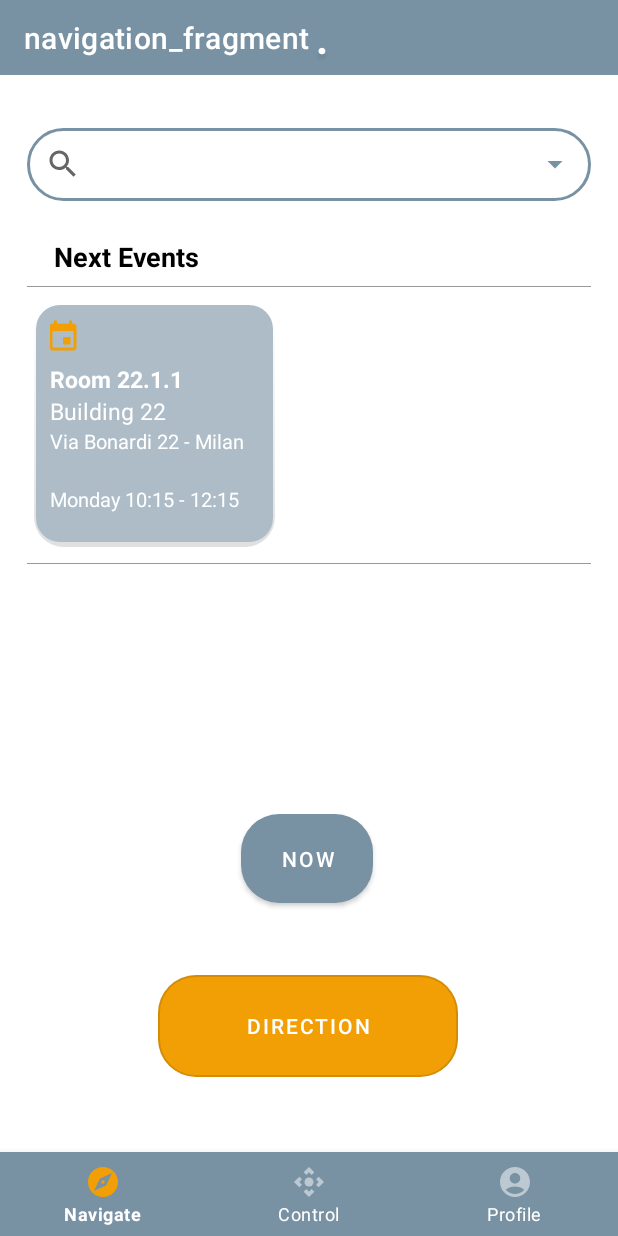
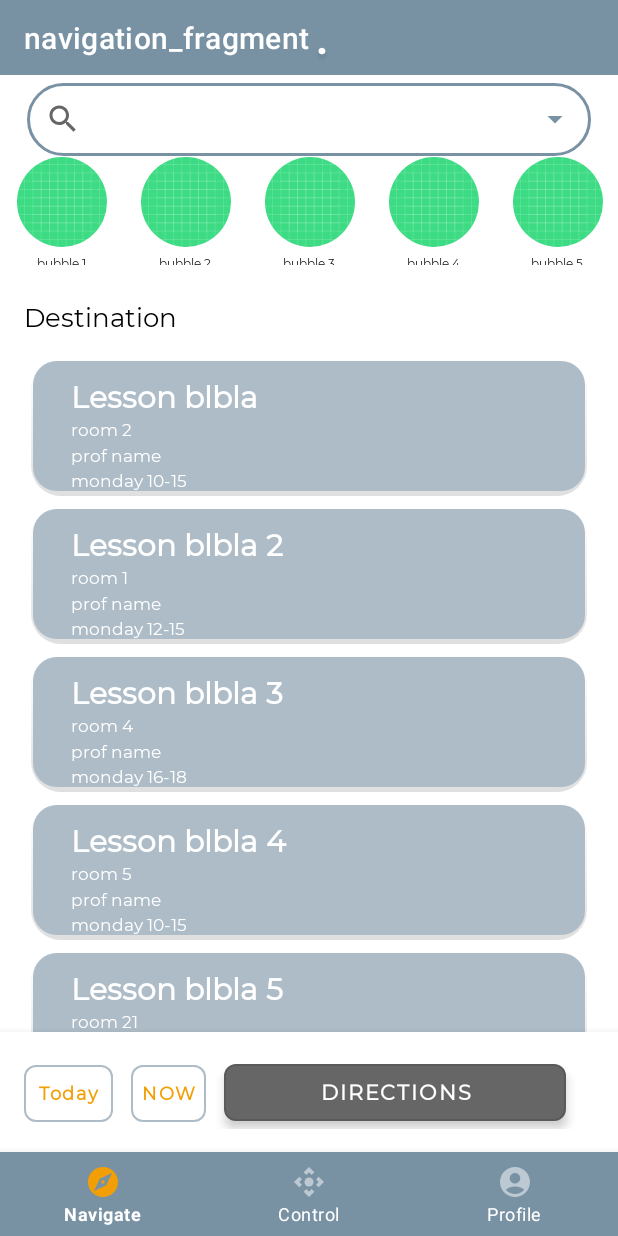
Before and after one commit to edoardesd/smart_parking, an Android app: the screen it shows after launch (MainActivity), on a phone screen of 412 x 824 dp. Run offline under Robolectric (Android 15) with nearby library versions, the phone set to English and light mode, and no system bars; our stand-ins replace CircleImageView, Firebase (no records; nobody signed in at launch, a user with empty details on screens opened directly), data binding, navigation-ui; libraries missing offline, so code that uses them is left out: com.jakewharton.threetenabp, com.squareup.okhttp, org.kodein.di; 4 statements that could not run were skipped.

Commit message:
add bubbles

```diff
--- /dev/null
+++ b/app/src/main/java/com/example/smartparking/ui/parking/navigation/choice/BubbleListAdapter.kt
@@ -0,0 +1,34 @@
+package com.example.smartparking.ui.parking.navigation.choice
+
+import android.view.LayoutInflater
+import android.view.View
+import android.view.ViewGroup
+import android.widget.TextView
+import androidx.recyclerview.widget.RecyclerView
+import com.example.smartparking.R
+
+class BubbleListAdapter(val bubbles: ArrayList<String>) :
+    RecyclerView.Adapter<BubbleListAdapter.ViewHolder>() {
+
+
+    override fun onCreateViewHolder(parent: ViewGroup, viewType: Int): ViewHolder {
+        val view: View = LayoutInflater.from(parent.context).inflate(R.layout.bubble_list, parent, false)
+
+        return ViewHolder(view)
+    }
+
+    override fun onBindViewHolder(holder: ViewHolder, position: Int) {
+        holder.bubbleName.text = bubbles[position]
+    }
+
+    override fun getItemCount() = bubbles.size
+
+
+    class ViewHolder(itemView: View) : RecyclerView.ViewHolder(itemView) {
+        val bubbleName: TextView = itemView.findViewById(R.id.tv_bubble_name)
+    }
+
+
+
+
+}
--- /dev/null
+++ b/app/src/main/java/com/example/smartparking/ui/parking/navigation/choice/LessonListAdapter.kt
@@ -0,0 +1,32 @@
+package com.example.smartparking.ui.parking.navigation.choice
+
+import android.content.Context
+import android.view.LayoutInflater
+import android.view.View
+import android.view.ViewGroup
+import android.widget.ArrayAdapter
+import android.widget.TextView
+import com.example.smartparking.R
+
+class LessonListAdapter (var myContext:Context,
+                         var resources:Int,
+                         var items:List<LessonListModel>):ArrayAdapter<LessonListModel>(myContext,
+                                                                                        resources,
+                                                                                        items) {
+    override fun getView(position: Int, convertView: View?, parent: ViewGroup): View {
+        val layoutInflater:LayoutInflater = LayoutInflater.from(myContext)
+        val view:View = layoutInflater.inflate(resources, null)
+
+        val titleTextView:TextView = view.findViewById(R.id.tv_lesson_name)
+        val descriptionTextView:TextView = view.findViewById(R.id.tv_room_details)
+        val dateTimeTextView:TextView = view.findViewById(R.id.tv_time_details)
+
+        var lessonItem:LessonListModel = items[position]
+
+        titleTextView.text = lessonItem.title
+        descriptionTextView.text = lessonItem.description
+        dateTimeTextView.text = lessonItem.dateTime
+
+        return view
+    }
+}
--- /dev/null
+++ b/app/src/main/java/com/example/smartparking/ui/parking/navigation/choice/LessonListModel.kt
@@ -0,0 +1,5 @@
+package com.example.smartparking.ui.parking.navigation.choice
+
+class LessonListModel (val title:String, val description:String, val dateTime:String) {
+
+}
--- a/app/src/main/java/com/example/smartparking/ui/parking/navigation/choice/NavigationChoiceFragment.kt
+++ b/app/src/main/java/com/example/smartparking/ui/parking/navigation/choice/NavigationChoiceFragment.kt
@@ -10,12 +10,13 @@ import android.util.Log
 import android.view.LayoutInflater
 import android.view.View
 import android.view.ViewGroup
-import android.widget.ArrayAdapter
-import android.widget.Button
-import android.widget.LinearLayout
+import android.widget.*
 import androidx.databinding.DataBindingUtil
 import androidx.fragment.app.viewModels
 import androidx.navigation.Navigation
+import androidx.recyclerview.widget.LinearLayoutManager
+import androidx.recyclerview.widget.OrientationHelper
+import androidx.recyclerview.widget.RecyclerView
 import com.example.smartparking.R
 import com.example.smartparking.data.MyDate
 import com.example.smartparking.data.NavigationDetails
@@ -24,6 +25,7 @@ import com.example.smartparking.internal.LoadingDialog
 import com.example.smartparking.ui.base.ScopedFragment
 import kotlinx.android.synthetic.main.navigation_choice_fragment.*
 import java.util.*
+import kotlin.collections.ArrayList
 
 
 class NavigationChoiceFragment : ScopedFragment() {
@@ -35,6 +37,7 @@ class NavigationChoiceFragment : ScopedFragment() {
     private var timeButton: Button? = null
     private var goButton: Button? = null
     private var eventLayout : View? = null
+    private var listViewLessons : ListView? = null
     private var date = MyDate()
     private var nextEventLocation : String = "Room 22.1.1"
     private var nextEventStartTime = MyDate()
@@ -62,15 +65,43 @@ class NavigationChoiceFragment : ScopedFragment() {
         initGoButton()
         initTextView()
 
-        eventLayout = view?.findViewById(R.id.ll_event)
-        eventLayout?.setOnClickListener {
-            Log.d(TAG, "Next event clicked")
-            tv_auto_complete_text_view.setText(nextEventLocation)
-            selectedIndex = 1
-            nextEventStartTime.hour = 10
-            nextEventStartTime.minutes = 15
-            timeButton!!.setText("${nextEventStartTime.hour}:${nextEventStartTime.minutes}")
+        val bubbles: ArrayList<String> = ArrayList()
+
+        for (i in 1..8){
+            bubbles.add("bubble $i")
         }
+
+        rv_bubbles.layoutManager = LinearLayoutManager(requireContext(), RecyclerView.HORIZONTAL, false)
+        rv_bubbles.adapter = BubbleListAdapter(bubbles)
+
+
+        listViewLessons = view?.findViewById<ListView>(R.id.lv_lessons)
+        var listLesson = mutableListOf<LessonListModel>()
+
+        listLesson.add(LessonListModel("Lesson blbla", "room 2", "monday 10-15"))
+        listLesson.add(LessonListModel("Lesson blbla 2", "room 1", "monday 12-15"))
+        listLesson.add(LessonListModel("Lesson blbla 3", "room 4", "monday 16-18"))
+        listLesson.add(LessonListModel("Lesson blbla 4", "room 5", "monday 10-15"))
+        listLesson.add(LessonListModel("Lesson blbla 5", "room 21", "monday 10-15"))
+        listLesson.add(LessonListModel("Lesson blbla 6", "room 23", "monday 10-15"))
+        listLesson.add(LessonListModel("Lesson blbla 7", "room 45", "monday 10-15"))
+
+
+
+        listViewLessons?.adapter = LessonListAdapter(requireContext(), R.layout.row_lesson, listLesson)
+
+//        listViewLessons?.setOnClickListener{
+//            Log.d(TAG, "list clicked")
+//        }
+//        eventLayout = view?.findViewById(R.id.ll_event)
+//        eventLayout?.setOnClickListener {
+//            Log.d(TAG, "Next event clicked")
+//            tv_auto_complete_text_view.setText(nextEventLocation)
+//            selectedIndex = 1
+//            nextEventStartTime.hour = 10
+//            nextEventStartTime.minutes = 15
+//            timeButton!!.setText("${nextEventStartTime.hour}:${nextEventStartTime.minutes}")
+//        }
     }
 
     private fun initGoButton() {
--- /dev/null
+++ b/app/src/main/res/layout/bubble_list.xml
@@ -0,0 +1,46 @@
+<?xml version="1.0" encoding="utf-8"?>
+<RelativeLayout xmlns:android="http://schemas.android.com/apk/res/android"
+    android:layout_width="wrap_content"
+    android:layout_height="wrap_content"
+    xmlns:app="http://schemas.android.com/apk/res-auto"
+    android:layout_margin="1dp">
+
+    <androidx.cardview.widget.CardView
+        android:layout_width="80dp"
+        android:layout_height="80dp"
+        app:cardElevation="1dp"
+        app:cardMaxElevation="2dp"
+        android:layout_centerInParent="true">
+
+    <RelativeLayout
+        android:layout_width="match_parent"
+        android:layout_height="match_parent">
+
+        <de.hdodenhof.circleimageview.CircleImageView
+            android:id="@+id/bubble_icon"
+            android:layout_width="60dp"
+            android:layout_height="60dp"
+            android:layout_centerHorizontal="true"
+            android:src="@drawable/ic_launcher_background" />
+
+        <TextView
+            android:id="@+id/tv_bubble_name"
+            android:layout_width="wrap_content"
+            android:layout_height="20dp"
+            android:layout_below="@id/bubble_icon"
+            android:layout_centerHorizontal="true"
+            android:layout_marginTop="5dp"
+            android:layout_marginBottom="5dp"
+            android:autoSizeMaxTextSize="15sp"
+            android:autoSizeMinTextSize="8sp"
+            android:autoSizeTextType="uniform"
+            android:fontFamily="@font/montserrat"
+            android:gravity="center"
+            android:text="Library"
+            android:textColor="@color/black" />
+
+    </RelativeLayout>
+
+    </androidx.cardview.widget.CardView>
+
+</RelativeLayout>
--- a/app/src/main/res/layout/navigation_choice_fragment.xml
+++ b/app/src/main/res/layout/navigation_choice_fragment.xml
@@ -2,7 +2,8 @@
 <layout xmlns:android="http://schemas.android.com/apk/res/android"
     xmlns:tools="http://schemas.android.com/tools"
     xmlns:app="http://schemas.android.com/apk/res-auto"
-    tools:context=".ui.parking.navigation.choice.NavigationChoiceFragment">
+    tools:context=".ui.parking.navigation.choice.NavigationChoiceFragment"
+    >
 
     <data>
         <variable
@@ -21,13 +22,13 @@
             style="@style/Widget.MaterialComponents.TextInputLayout.OutlinedBox.Dense.ExposedDropdownMenu"
             android:layout_width="match_parent"
             android:layout_height="wrap_content"
-            android:layout_marginTop="30dp"
+            android:layout_marginTop="0dp"
+            android:paddingLeft="18dp"
+            android:paddingRight="18dp"
             app:boxCornerRadiusBottomEnd="25dp"
             app:boxCornerRadiusBottomStart="25dp"
             app:boxCornerRadiusTopEnd="25dp"
             app:boxCornerRadiusTopStart="25dp"
-            android:paddingLeft="18dp"
-            android:paddingRight="18dp"
             app:layout_constraintTop_toTopOf="parent"
             app:startIconDrawable="@drawable/ic_search">
 
@@ -36,128 +37,198 @@
                 android:layout_width="match_parent"
                 android:layout_height="wrap_content"
                 android:inputType="text" />
+
+
         </com.google.android.material.textfield.TextInputLayout>
 
+        <!--        <LinearLayout-->
+<!--            android:layout_width="match_parent"-->
+<!--            android:layout_height="258dp"-->
+<!--            android:orientation="vertical"-->
+<!--            android:paddingLeft="18dp"-->
+<!--            android:paddingRight="18dp"-->
+<!--            app:layout_constraintBottom_toBottomOf="parent"-->
+<!--            app:layout_constraintTop_toBottomOf="@+id/til_search_bar"-->
+<!--            app:layout_constraintVertical_bias="0.050">-->
+
+<!--            <TextView-->
+<!--                android:layout_width="match_parent"-->
+<!--                android:layout_height="76dp"-->
+<!--                android:paddingLeft="18dp"-->
+<!--                android:paddingTop="6dp"-->
+<!--                android:text="Next Events"-->
+<!--                android:textColor="@color/black"-->
+<!--                android:textSize="18sp"-->
+<!--                android:textStyle="bold" />-->
+
+<!--            <View-->
+<!--                android:layout_width="match_parent"-->
+<!--                android:layout_height="1px"-->
+<!--                android:layout_marginTop="-38dp"-->
+<!--                android:background="@color/clearGray5G" />-->
+
+<!--            <LinearLayout-->
+<!--                android:id="@+id/ll_event"-->
+<!--                android:layout_width="170dp"-->
+<!--                android:layout_height="170dp"-->
+<!--                android:layout_marginTop="6dp"-->
+<!--                android:background="@drawable/button_recent"-->
+<!--                android:elevation="10dp"-->
+<!--                android:orientation="vertical"-->
+<!--                android:paddingLeft="15dp"-->
+<!--                android:clickable="true">-->
+
+<!--                <ImageView-->
+<!--                    android:layout_width="wrap_content"-->
+<!--                    android:layout_height="wrap_content"-->
+<!--                    app:tint="@color/userInteraction5G"-->
+<!--                    android:layout_marginLeft="-3dp"-->
+<!--                    android:layout_marginTop="15dp"-->
+<!--                    android:src="@drawable/ic_event" />-->
+
+<!--                <TextView-->
+<!--                    android:id="@+id/event_location"-->
+<!--                    android:layout_width="wrap_content"-->
+<!--                    android:layout_height="wrap_content"-->
+<!--                    android:layout_marginTop="5dp"-->
+<!--                    android:text="Room 22.1.1"-->
+<!--                    android:textSize="15sp"-->
+<!--                    android:textStyle="bold"-->
+<!--                    android:textColor="@color/white"/>-->
+<!--                <TextView-->
+<!--                    android:id="@+id/event_building"-->
+<!--                    android:layout_width="wrap_content"-->
+<!--                    android:layout_height="wrap_content"-->
+<!--                    android:text="Building 22"-->
+<!--                    android:textSize="15sp"-->
+<!--                    android:textColor="@color/white"/>-->
+
+<!--                <TextView-->
+<!--                    android:id="@+id/event_address"-->
+<!--                    android:layout_width="wrap_content"-->
+<!--                    android:layout_height="wrap_content"-->
+<!--                    android:text="Via Bonardi 22 - Milan"-->
+<!--                    android:textSize="13sp"-->
+<!--                    android:textColor="@color/white"/>-->
+
+<!--                <TextView-->
+<!--                    android:id="@+id/event_time"-->
+<!--                    android:layout_width="wrap_content"-->
+<!--                    android:layout_height="wrap_content"-->
+<!--                    android:paddingTop="20dp"-->
+<!--                    android:text="Monday 10:15 - 12:15"-->
+<!--                    android:textSize="13sp"-->
+<!--                    android:textColor="@color/white"/>-->
+
+<!--            </LinearLayout>-->
+
+<!--           -->
+<!--        </LinearLayout>-->
+
+        <androidx.recyclerview.widget.RecyclerView
+            android:id="@+id/rv_bubbles"
+            android:layout_width="match_parent"
+            android:layout_height="80dp"
+            android:orientation="horizontal"
+            app:layout_constraintBottom_toTopOf="@+id/lesson_list"
+            app:layout_constraintStart_toStartOf="parent" />
+
+
         <LinearLayout
+            android:id="@+id/lesson_list"
             android:layout_width="match_parent"
-            android:layout_height="258dp"
+            android:layout_height="520dp"
             android:orientation="vertical"
-            android:paddingLeft="18dp"
-            android:paddingRight="18dp"
-            app:layout_constraintBottom_toBottomOf="parent"
-            app:layout_constraintTop_toBottomOf="@+id/til_search_bar"
-            app:layout_constraintVertical_bias="0.050">
+            android:layout_marginTop="133dp"
+            android:paddingLeft="16dp"
+            android:paddingRight="16dp"
+            app:layout_constraintTop_toTopOf="parent"
+            tools:layout_editor_absoluteX="16dp">
 
             <TextView
+                android:layout_width="wrap_content"
+                android:layout_height="wrap_content"
+                android:fontFamily="@font/montserrat"
+                android:gravity="top"
+                android:paddingTop="16dp"
+                android:paddingBottom="12dp"
+                android:text="Destination"
+                android:textColor="@color/black"
+                android:textSize="17sp" />
+
+            <ListView
+                android:id="@+id/lv_lessons"
                 android:layout_width="match_parent"
-                android:layout_height="76dp"
-                android:paddingLeft="18dp"
-                android:paddingTop="6dp"
-                android:text="Next Events"
-                android:textColor="@color/black"
-                android:textSize="18sp"
-                android:textStyle="bold" />
+                android:layout_height="match_parent"
+                android:divider="@null">
 
-            <View
-                android:layout_width="match_parent"
-                android:layout_height="1px"
-                android:layout_marginTop="-38dp"
-                android:background="@color/clearGray5G" />
+            </ListView>
+        </LinearLayout>
 
-            <LinearLayout
-                android:id="@+id/ll_event"
-                android:layout_width="170dp"
-                android:layout_height="170dp"
-                android:layout_marginTop="6dp"
-                android:background="@drawable/button_recent"
-                android:elevation="10dp"
-                android:orientation="vertical"
-                android:paddingLeft="15dp"
-                android:clickable="true">
+        <LinearLayout
+            android:id="@+id/lower_bar"
+            android:layout_width="match_parent"
+            android:layout_height="80dp"
+            android:background="@color/white"
+            android:elevation="8dp"
+            android:orientation="horizontal"
+            android:paddingTop="15dp"
+            android:paddingBottom="15dp"
+            android:paddingLeft="16dp"
+            app:layout_constraintBottom_toBottomOf="parent">
 
-                <ImageView
-                    android:layout_width="wrap_content"
-                    android:layout_height="wrap_content"
-                    app:tint="@color/userInteraction5G"
-                    android:layout_marginLeft="-3dp"
-                    android:layout_marginTop="15dp"
-                    android:src="@drawable/ic_event" />
+            <com.google.android.material.button.MaterialButton
+                android:id="@+id/btn_date"
+                style="@style/Widget.MaterialComponents.Button.OutlinedButton"
+                android:layout_width="59dp"
+                android:layout_height="50dp"
+                android:paddingLeft="4dp"
+                android:paddingRight="4dp"
+                app:cornerRadius="8dp"
+                android:textSize="12sp"
+                android:textAllCaps="false"
+                android:text="Today"
+                android:textStyle="bold"
+                android:fontFamily="@font/montserrat"
+                android:textColor="@color/userInteraction5G"
+                android:backgroundTint="@color/white"
+                app:strokeColor="@color/mediumBlue5G"
+                />
 
-                <TextView
-                    android:id="@+id/event_location"
-                    android:layout_width="wrap_content"
-                    android:layout_height="wrap_content"
-                    android:layout_marginTop="5dp"
-                    android:text="Room 22.1.1"
-                    android:textSize="15sp"
-                    android:textStyle="bold"
-                    android:textColor="@color/white"/>
-                <TextView
-                    android:id="@+id/event_building"
-                    android:layout_width="wrap_content"
-                    android:layout_height="wrap_content"
-                    android:text="Building 22"
-                    android:textSize="15sp"
-                    android:textColor="@color/white"/>
+            <com.google.android.material.button.MaterialButton
+                android:id="@+id/btn_time"
+                style="@style/Widget.MaterialComponents.Button.OutlinedButton"
+                android:layout_width="50dp"
+                android:layout_height="50dp"
+                android:layout_marginLeft="12dp"
+                android:paddingLeft="4dp"
+                android:paddingRight="4dp"
+                app:cornerRadius="8dp"
+                android:text="10:15"
+                android:textSize="12sp"
+                android:textStyle="bold"
+                android:fontFamily="@font/montserrat"
+                android:textColor="@color/userInteraction5G"
+                android:backgroundTint="@color/white"
+                app:strokeColor="@color/mediumBlue5G"
+                />
 
-                <TextView
-                    android:id="@+id/event_address"
-                    android:layout_width="wrap_content"
-                    android:layout_height="wrap_content"
-                    android:text="Via Bonardi 22 - Milan"
-                    android:textSize="13sp"
-                    android:textColor="@color/white"/>
-
-                <TextView
-                    android:id="@+id/event_time"
-                    android:layout_width="wrap_content"
-                    android:layout_height="wrap_content"
-                    android:paddingTop="20dp"
-                    android:text="Monday 10:15 - 12:15"
-                    android:textSize="13sp"
-                    android:textColor="@color/white"/>
-
-            </LinearLayout>
-
-            <View
-                android:layout_width="match_parent"
-                android:layout_height="1px"
-                android:layout_marginTop="8dp"
-                android:background="@color/clearGray5G" />
+            <com.google.android.material.button.MaterialButton
+                android:id="@+id/btn_go"
+                style="@style/Widget.MaterialComponents.Button.OutlinedButton"
+                android:layout_width="228dp"
+                android:layout_height="50dp"
+                android:layout_marginLeft="12dp"
+                android:text="Directions"
+                android:textColor="@color/white"
+                android:textSize="14sp"
+                android:textStyle="bold"
+                android:fontFamily="@font/montserrat"
+                app:backgroundTint="@color/mediumGray5G"
+                app:cornerRadius="8dp"
+                android:elevation="4dp"/>
         </LinearLayout>
 
 
-
-        <com.google.android.material.button.MaterialButton
-            android:id="@+id/btn_time"
-            android:layout_width="wrap_content"
-            android:layout_height="wrap_content"
-            android:layout_marginBottom="36dp"
-            android:gravity="center_horizontal"
-            android:paddingTop="20dp"
-            android:paddingBottom="20dp"
-            android:text="Select time and date"
-            app:cornerRadius="25dp"
-            app:layout_constraintBottom_toTopOf="@+id/btn_go"
-            app:layout_constraintEnd_toEndOf="parent"
-            app:layout_constraintHorizontal_bias="0.496"
-            app:layout_constraintStart_toStartOf="parent" />
-
-        <com.google.android.material.button.MaterialButton
-            android:id="@+id/btn_go"
-            style="@style/Widget.MaterialComponents.Button.OutlinedButton"
-            android:layout_width="wrap_content"
-            android:layout_height="wrap_content"
-            android:layout_marginBottom="44dp"
-            android:width="200dp"
-            android:height="80dp"
-            android:text="Direction"
-            android:textColor="@color/white"
-            app:backgroundTint="@color/userInteraction5G"
-            app:cornerRadius="25dp"
-            app:layout_constraintBottom_toBottomOf="parent"
-            app:layout_constraintEnd_toEndOf="parent"
-            app:layout_constraintHorizontal_bias="0.497"
-            app:layout_constraintStart_toStartOf="parent" />
     </androidx.constraintlayout.widget.ConstraintLayout>
 </layout>
--- /dev/null
+++ b/app/src/main/res/layout/row_lesson.xml
@@ -0,0 +1,65 @@
+<?xml version="1.0" encoding="utf-8"?>
+<LinearLayout xmlns:android="http://schemas.android.com/apk/res/android"
+    android:orientation="vertical"
+    android:layout_width="match_parent"
+    android:layout_height="wrap_content"
+    android:id="@+id/row_box"
+    android:layout_marginTop="6dp"
+    android:background="@drawable/button_recent"
+    android:elevation="10dp"
+    android:paddingLeft="15dp"
+    android:clickable="true">
+
+    <RelativeLayout
+        android:layout_marginTop="16dp"
+        android:layout_marginStart="16dp"
+        android:layout_width="match_parent"
+        android:layout_height="wrap_content"
+        >
+
+        <TextView
+            android:id="@+id/tv_lesson_name"
+            android:layout_width="match_parent"
+            android:layout_height="wrap_content"
+            android:text="Lesson name"
+            android:textColor="@color/white"
+            android:textSize="20sp"
+            android:textStyle="bold"
+            android:fontFamily="@font/montserrat" />
+
+        <TextView
+            android:id="@+id/tv_room_details"
+            android:layout_width="304.5dp"
+            android:layout_height="20.5dp"
+            android:layout_marginLeft="0dp"
+            android:layout_marginTop="28dp"
+            android:text="room_123___building_1"
+            android:textColor="@color/white"
+            android:textSize="11sp"
+            android:fontFamily="@font/montserrat"/>
+
+        <TextView android:id="@+id/tv_prof_name"
+            android:textSize="11sp"
+            android:textColor="@color/white"
+            android:layout_marginLeft="0dp"
+            android:layout_marginTop="45dp"
+            android:layout_width="304.5dp"
+            android:layout_height="20.5dp"
+            android:text="prof name"
+            android:fontFamily="@font/montserrat"
+            />
+
+        <TextView
+            android:id="@+id/tv_time_details"
+            android:layout_width="304.5dp"
+            android:layout_height="20.5dp"
+            android:layout_marginTop="62dp"
+            android:text="time details"
+            android:textColor="@color/white"
+            android:textSize="11sp"
+            android:fontFamily="@font/montserrat"/>
+
+    </RelativeLayout>
+
+
+</LinearLayout>
```
Also changed, not shown: app/build.gradle (+12 -0 lines), app/src/main/res/font/montserrat.ttf (added).
